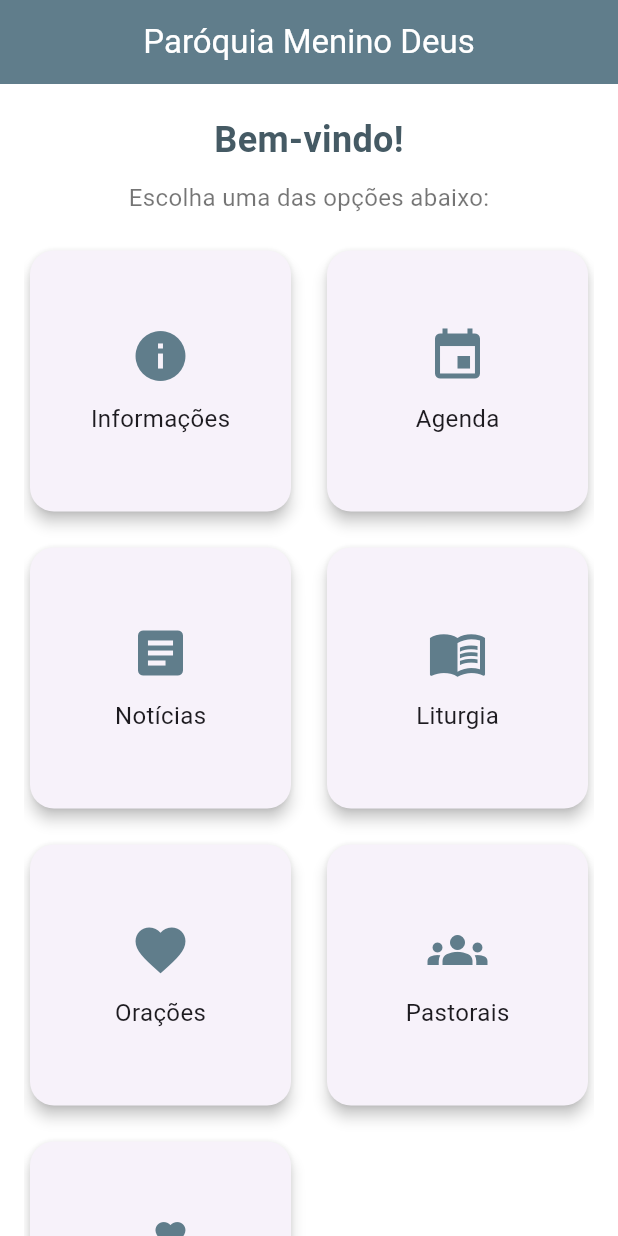
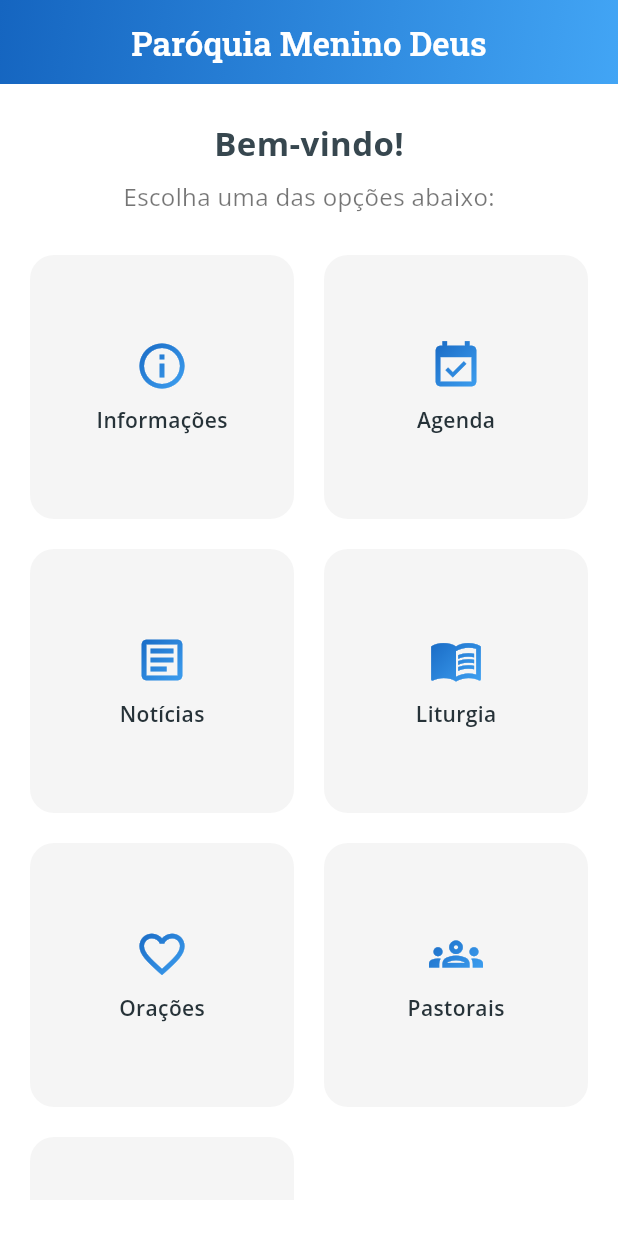
Before and after one commit to pedrogattosch/paroquia-app, a Flutter app: the screen it shows after launch, on a phone screen of 412 x 824 dp. Run offline on Flutter 3.47's test engine with Material 3 defaults, Android fonts, the phone set to English and light mode, and no system bars; our stand-ins replace google_fonts.

Commit message:
feat: update home screen

```diff
--- a/lib/features/home/screens/home_screen.dart
+++ b/lib/features/home/screens/home_screen.dart
@@ -1,73 +1,122 @@
 import 'package:flutter/material.dart';
+import 'package:google_fonts/google_fonts.dart';
 
 class HomeScreen extends StatelessWidget {
   final List<_MenuItem> menuItems = [
-    _MenuItem(icon: Icons.info, label: 'Informações', route: '/informacoes'),
-    _MenuItem(icon: Icons.event, label: 'Agenda', route: '/agenda'),
-    _MenuItem(icon: Icons.article, label: 'Notícias', route: '/noticias'),
-    _MenuItem(icon: Icons.menu_book, label: 'Liturgia', route: '/liturgia'),
-    _MenuItem(icon: Icons.favorite, label: 'Orações', route: '/oracoes'),
-    _MenuItem(icon: Icons.groups, label: 'Pastorais', route: '/pastorais'),
-    _MenuItem(icon: Icons.volunteer_activism, label: 'Doações', route: '/doacoes'),
+    _MenuItem(icon: Icons.info_outline, label: 'Informações', route: '/informacoes'),
+    _MenuItem(icon: Icons.event_available, label: 'Agenda', route: '/agenda'),
+    _MenuItem(icon: Icons.article_outlined, label: 'Notícias', route: '/noticias'),
+    _MenuItem(icon: Icons.menu_book_outlined, label: 'Liturgia', route: '/liturgia'),
+    _MenuItem(icon: Icons.favorite_border, label: 'Orações', route: '/oracoes'),
+    _MenuItem(icon: Icons.groups_outlined, label: 'Pastorais', route: '/pastorais'),
+    _MenuItem(icon: Icons.volunteer_activism_outlined, label: 'Doações', route: '/doacoes'),
   ];
+
+  final LinearGradient iconGradient = const LinearGradient(
+    colors: [Color(0xFF1565C0), Color(0xFF42A5F5)],
+    begin: Alignment.topLeft,
+    end: Alignment.bottomRight,
+  );
 
   @override
   Widget build(BuildContext context) {
     return Scaffold(
+      backgroundColor: Colors.white,
+
       appBar: AppBar(
-        title: Text('Paróquia Menino Deus'),
+        automaticallyImplyLeading: false,
+        elevation: 0,
         centerTitle: true,
+        flexibleSpace: Container(
+          decoration: const BoxDecoration(
+            gradient: LinearGradient(
+              colors: [Color(0xFF1565C0), Color(0xFF42A5F5)],
+              begin: Alignment.topLeft,
+              end: Alignment.bottomRight,
             ),
-      body: Column(
+          ),
+        ),
+        title: Text(
+          'Paróquia Menino Deus',
+          style: GoogleFonts.robotoSlab(
+            fontSize: 22,
+            fontWeight: FontWeight.w600,
+            color: Colors.white,
+          ),
+        ),
+      ),
+
+      body: Padding(
+        padding: const EdgeInsets.symmetric(horizontal: 20, vertical: 24),
+        child: Column(
+          crossAxisAlignment: CrossAxisAlignment.center,
           children: [
-          const SizedBox(height: 20),
             Text(
               'Bem-vindo!',
-            style: TextStyle(
-              fontSize: 24,
+              style: GoogleFonts.openSans(
+                fontSize: 22,
                 fontWeight: FontWeight.bold,
-              color: Colors.blueGrey[700],
+                color: Colors.blueGrey[800],
               ),
             ),
-          const SizedBox(height: 10),
+            const SizedBox(height: 8),
             Text(
               'Escolha uma das opções abaixo:',
-            style: TextStyle(fontSize: 16, color: Colors.black54),
+              style: GoogleFonts.openSans(
+                fontSize: 16,
+                color: Colors.black54,
               ),
-          const SizedBox(height: 20),
+            ),
+            const SizedBox(height: 28),
+
             Expanded(
-            child: Padding(
-              padding: const EdgeInsets.symmetric(horizontal: 16),
-              child: GridView.count(
+              child: GridView.builder(
+                itemCount: menuItems.length,
+                gridDelegate: const SliverGridDelegateWithFixedCrossAxisCount(
                   crossAxisCount: 2,
-                crossAxisSpacing: 16,
-                mainAxisSpacing: 16,
-                children: menuItems.map((item) {
-                  return GestureDetector(
+                  crossAxisSpacing: 20,
+                  mainAxisSpacing: 20,
+                ),
+                itemBuilder: (context, index) {
+                  final item = menuItems[index];
+                  return InkWell(
+                    borderRadius: BorderRadius.circular(16),
                     onTap: () => Navigator.pushNamed(context, item.route),
-                    child: Card(
-                      shape: RoundedRectangleBorder(
+                    child: Container(
+                      decoration: BoxDecoration(
+                        color: Colors.grey[100],
                         borderRadius: BorderRadius.circular(16),
                       ),
-                      elevation: 4,
                       child: Column(
                         mainAxisAlignment: MainAxisAlignment.center,
                         children: [
-                          Icon(item.icon, size: 40, color: Colors.blueGrey),
-                          const SizedBox(height: 10),
+                          ShaderMask(
+                            shaderCallback: (bounds) =>
+                                iconGradient.createShader(bounds),
+                            child: Icon(
+                              item.icon,
+                              size: 36,
+                              color: Colors.white, // será "mascarado" pelo gradiente
+                            ),
+                          ),
+                          const SizedBox(height: 8),
                           Text(
                             item.label,
-                            style: TextStyle(fontSize: 16),
+                            style: GoogleFonts.openSans(
+                              fontSize: 14,
+                              fontWeight: FontWeight.w600,
+                              color: Colors.blueGrey[900],
+                            ),
                           ),
                         ],
                       ),
                     ),
                   );
-                }).toList(),
-              ),
+                },
               ),
             ),
           ],
+        ),
       ),
     );
   }
```
Also changed, not shown: pubspec.yaml (+4 -4 lines), assets/images/igreja.png (added), assets/images/menino_deus.png (added), pubspec.lock, 2 other files. Lines whose indentation alone changed are shown as unchanged.
